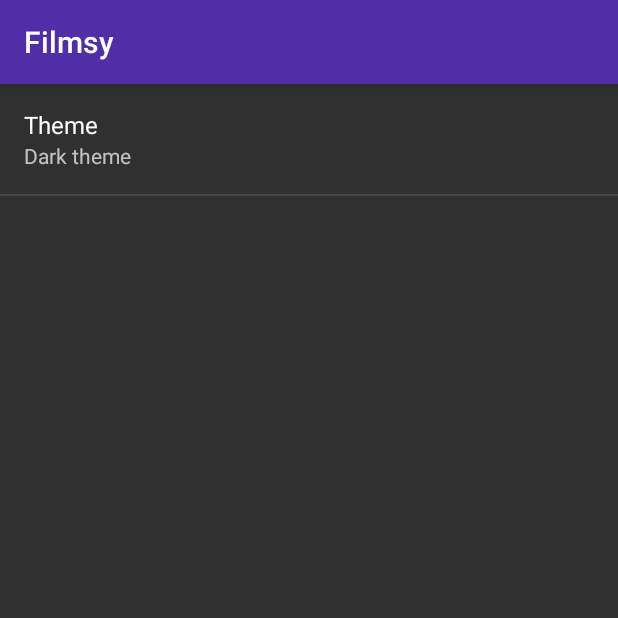
After one commit to bskup/filmsy, an Android app: the SettingsActivity screen opened directly, with no data from a screen before it, on a phone screen of 412 x 824 dp, the top half of it. The commit adds this screen. Run offline under Robolectric (Android 15) with nearby library versions, the phone set to English and light mode, and no system bars.

Commit message:
Initial themes update

```diff
--- a/app/build.gradle
+++ b/app/build.gradle
@@ -25,8 +25,10 @@ dependencies {
         exclude group: 'com.android.support', module: 'support-annotations'
     })
     compile 'com.android.support.constraint:constraint-layout:1.0.2'
-    testCompile 'junit:junit:4.12'
     compile 'com.android.support:appcompat-v7:26.0.0-alpha1'
     compile 'com.android.support:recyclerview-v7:26.0.0-alpha1'
     compile 'com.squareup.picasso:picasso:2.5.2'
+    compile 'com.android.support:design:26.0.0-alpha1'
+    compile 'com.aurelhubert:ahbottomnavigation:2.0.6'
+    testCompile 'junit:junit:4.12'
 }
--- a/app/src/main/AndroidManifest.xml
+++ b/app/src/main/AndroidManifest.xml
@@ -1,6 +1,7 @@
 <?xml version="1.0" encoding="utf-8"?>
 <manifest xmlns:android="http://schemas.android.com/apk/res/android"
           package="com.bskup.filmsy">
+
     <uses-permission android:name="android.permission.INTERNET"/>
 
     <application
@@ -9,7 +10,7 @@
         android:label="@string/app_name"
         android:roundIcon="@mipmap/ic_launcher_round"
         android:supportsRtl="true"
-        android:theme="@style/AppTheme">
+        android:theme="@style/AppThemeDark">
         <activity android:name=".MainActivity">
             <intent-filter>
                 <action android:name="android.intent.action.MAIN"/>
@@ -17,6 +18,8 @@
                 <category android:name="android.intent.category.LAUNCHER"/>
             </intent-filter>
         </activity>
+        <activity android:name=".SettingsActivity">
+        </activity>
     </application>
 
 </manifest>
--- a/app/src/main/java/com/bskup/filmsy/FilmAdapter.java
+++ b/app/src/main/java/com/bskup/filmsy/FilmAdapter.java
@@ -20,8 +20,8 @@ public class FilmAdapter extends RecyclerView.Adapter<FilmAdapter.FilmAdapterVie
 
     private static final String LOG_TAG = FilmAdapter.class.getSimpleName();
 
-    /* Base image url using w500 as the size */
-    private final String TMD_BASE_IMAGE_URL = "http://image.tmdb.org/t/p/w500";
+    /* Base image url using w342 as the size */
+    private final String TMD_BASE_IMAGE_URL = "http://image.tmdb.org/t/p/w342";
 
     /* Context passed in via constructor, used with Picasso */
     private Context mContext;
--- /dev/null
+++ b/app/src/main/java/com/bskup/filmsy/SettingsActivity.java
@@ -0,0 +1,103 @@
+package com.bskup.filmsy;
+
+import android.content.SharedPreferences;
+import android.preference.ListPreference;
+import android.preference.Preference;
+import android.preference.PreferenceFragment;
+import android.preference.PreferenceManager;
+import android.support.annotation.Nullable;
+import android.support.v7.app.AppCompatActivity;
+import android.os.Bundle;
+import android.util.Log;
+
+public class SettingsActivity extends AppCompatActivity {
+
+    /* Tag for log messages */
+    public static String LOG_TAG = SettingsActivity.class.getName();
+
+    @Override
+    protected void onCreate(@Nullable Bundle savedInstanceState) {
+        super.onCreate(savedInstanceState);
+
+        // Theme change based on preference
+        String themeName = PreferenceManager.getDefaultSharedPreferences(this)
+                .getString("theme", "AppThemeDark");
+        Log.v(LOG_TAG, "value for theme String in settingsactivity oncreate: " + themeName);
+        if (themeName.equals("AppThemeLight")) {
+            setTheme(R.style.AppThemeLight);
+        } else if (themeName.equals("AppThemeDark")) {
+            setTheme(R.style.AppThemeDark);
+        }
+
+        setContentView(R.layout.activity_settings);
+    }
+
+    public static class FilmPreferenceFragment extends PreferenceFragment implements Preference.OnPreferenceChangeListener, SharedPreferences.OnSharedPreferenceChangeListener {
+
+        /* Boolean whether preferences have changed or not */
+        public static Boolean mPreferencesChanged = false;
+
+        @Override
+        public void onCreate(Bundle savedInstanceState) {
+            super.onCreate(savedInstanceState);
+
+            Log.v(LOG_TAG, "mPreferencesChanged in oncreate: " + mPreferencesChanged);
+
+            addPreferencesFromResource(R.xml.settings_main);
+            /* Find the shared preferences and set listener on them */
+            /* Listen for change of the theme preference */
+            SharedPreferences sharedPreferences = getPreferenceScreen().getSharedPreferences();
+            sharedPreferences.registerOnSharedPreferenceChangeListener(this);
+
+            Preference theme = findPreference(getString(R.string.settings_theme_key));
+            bindPreferenceSummaryToValue(theme);
+        }
+
+        @Override
+        public void onSharedPreferenceChanged(SharedPreferences sharedPreferences, String key) {
+            if (key.equals("theme")) {
+                /* If theme preference changed, recreate the activity */
+                getActivity().recreate();
+            }
+            mPreferencesChanged = true;
+            Log.v(LOG_TAG, "onSharedPreferenceChanged called");
+            Log.v(LOG_TAG, "mPreferencesChanged: " + mPreferencesChanged);
+        }
+
+        @Override
+        public void onStop() {
+            super.onStop();
+            /* Find the shared preferences and set listener on them */
+            /* Listen for change of the theme preference */
+            SharedPreferences sharedPreferences = getPreferenceScreen().getSharedPreferences();
+            sharedPreferences.unregisterOnSharedPreferenceChangeListener(this);
+        }
+
+        @Override
+        public boolean onPreferenceChange(Preference preference, Object newValue) {
+            String stringValue = newValue.toString();
+            if (preference instanceof ListPreference) {
+                ListPreference listPreference = (ListPreference) preference;
+                int prefIndex = listPreference.findIndexOfValue(stringValue);
+                if (prefIndex >= 0) {
+                    CharSequence[] labels = listPreference.getEntries();
+                    preference.setSummary(labels[prefIndex]);
+                }
+            } else {
+                preference.setSummary(stringValue);
+            }
+            return true;
+        }
+
+        /* Set listener implemented in other methods in this class onto preference */
+        /* Read current value of the preference stored in SharedPreferences on the device */
+        /* Create String to set as new preference summary, we just use the key name for now */
+        /* Call onPreferenceChange passing in our preference and new summary String */
+        private void bindPreferenceSummaryToValue(Preference preference) {
+            preference.setOnPreferenceChangeListener(this);
+            SharedPreferences preferences = PreferenceManager.getDefaultSharedPreferences(preference.getContext());
+            String preferenceSummaryString = preferences.getString(preference.getKey(), "");
+            onPreferenceChange(preference, preferenceSummaryString);
+        }
+    }
+}
--- a/app/src/main/java/com/bskup/filmsy/util/NetworkUtils.java
+++ b/app/src/main/java/com/bskup/filmsy/util/NetworkUtils.java
@@ -24,7 +24,7 @@ public class NetworkUtils {
     private static final String TMD_TOP_RATED_ENDPOINT =
             "/top_rated";
     /** API Key - REMOVE FROM PUBLICLY-SHARED CODE */
-    private static final String apiKey = "REMOVED_FOR_PUBLIC_CODE_SHARING";
+    private static final String apiKey = "REMOVED_FOR_SHARING";
 
     final static String API_KEY_PARAM = "api_key";
 
--- a/app/src/main/res/layout/film_list_item.xml
+++ b/app/src/main/res/layout/film_list_item.xml
@@ -2,7 +2,7 @@
 <FrameLayout xmlns:android="http://schemas.android.com/apk/res/android"
               android:orientation="vertical"
               android:layout_width="match_parent"
-              android:layout_height="match_parent">
+              android:layout_height="250dp">
 
     <ImageView
         android:id="@+id/iv_poster"
--- /dev/null
+++ b/app/src/main/res/values/arrays.xml
@@ -0,0 +1,12 @@
+<?xml version="1.0" encoding="utf-8"?>
+<resources>
+    <string-array name="settings_theme_labels">
+        <item>@string/settings_theme_dark_label</item>
+        <item>@string/settings_theme_light_label</item>
+    </string-array>
+
+    <string-array name="settings_theme_values">
+        <item>@string/settings_theme_dark_value</item>
+        <item>@string/settings_theme_light_value</item>
+    </string-array>
+</resources>
--- /dev/null
+++ b/app/src/main/res/values/attrs.xml
@@ -0,0 +1,6 @@
+<?xml version="1.0" encoding="utf-8"?>
+<resources>
+    <attr name="bottomNavBg" format="reference"/>
+    <attr name="bottomNavActive" format="reference"/>
+    <attr name="bottomNavInactive" format="reference"/>
+</resources>
--- a/app/src/main/res/values/colors.xml
+++ b/app/src/main/res/values/colors.xml
@@ -1,6 +1,21 @@
 <?xml version="1.0" encoding="utf-8"?>
 <resources>
-    <color name="colorPrimary">#3F51B5</color>
-    <color name="colorPrimaryDark">#303F9F</color>
-    <color name="colorAccent">#FF4081</color>
+    <color name="light_colorPrimary">#3F51B5</color>
+    <color name="light_colorPrimaryDark">#303F9F</color>
+    <color name="light_colorAccent">#FF4081</color>
+    <color name="light_bottomNavBg">#3F51B5</color>
+    <color name="light_bottomNavActive">#FF4081</color>
+    <color name="light_bottomNavInactive">#FFFFFF</color>
+    /* MD 700 */
+    <color name="dark_colorPrimary">#512DA8</color>
+    /* MD 900 */
+    <color name="dark_colorPrimaryDark">#311B92</color>
+    /* MD A100 */
+    <color name="dark_colorAccent">#FFFF8D</color>
+    /* MD 900 */
+    <color name="dark_bottomNavBg">#212121</color>
+    /* MD A100 */
+    <color name="dark_bottomNavActive">#FFFF8D</color>
+    /* MD 500 */
+    <color name="dark_bottomNavInactive">#9E9E9E</color>
 </resources>
--- a/app/src/main/res/values/strings.xml
+++ b/app/src/main/res/values/strings.xml
@@ -1,3 +1,11 @@
 <resources>
     <string name="app_name">Filmsy</string>
+    <string name="settings_theme_label">Theme</string>
+    <string name="settings_theme_key">theme</string>
+    <string name="settings_theme_light_label">Light theme</string>
+    <string name="settings_theme_dark_label">Dark theme</string>
+    <string name="settings_theme_light_value">AppThemeLight</string>
+    <string name="settings_theme_dark_value">AppThemeDark</string>
+    <string name="settings_theme_default">AppThemeDark</string>
+    <string name="settings_title">Settings</string>
 </resources>
--- a/app/src/main/res/values/styles.xml
+++ b/app/src/main/res/values/styles.xml
@@ -1,11 +1,25 @@
 <resources>
 
     <!-- Base application theme. -->
-    <style name="AppTheme" parent="Theme.AppCompat.Light.DarkActionBar">
+    <style name="AppThemeLight" parent="Theme.AppCompat.Light.DarkActionBar">
         <!-- Customize your theme here. -->
-        <item name="colorPrimary">@color/colorPrimary</item>
-        <item name="colorPrimaryDark">@color/colorPrimaryDark</item>
-        <item name="colorAccent">@color/colorAccent</item>
+        <item name="colorPrimary">@color/light_colorPrimary</item>
+        <item name="colorPrimaryDark">@color/light_colorPrimaryDark</item>
+        <item name="colorAccent">@color/light_colorAccent</item>
+        <item name="bottomNavBg">@color/light_bottomNavBg</item>
+        <item name="bottomNavActive">@color/light_bottomNavActive</item>
+        <item name="bottomNavInactive">@color/light_bottomNavInactive</item>
+    </style>
+
+    <!-- Dark theme. -->
+    <style name="AppThemeDark" parent="Theme.AppCompat">
+        <!-- Customize your theme here. -->
+        <item name="colorPrimary">@color/dark_colorPrimary</item>
+        <item name="colorPrimaryDark">@color/dark_colorPrimaryDark</item>
+        <item name="colorAccent">@color/dark_colorAccent</item>
+        <item name="bottomNavBg">@color/dark_bottomNavBg</item>
+        <item name="bottomNavActive">@color/dark_bottomNavActive</item>
+        <item name="bottomNavInactive">@color/dark_bottomNavInactive</item>
     </style>
 
 </resources>
--- /dev/null
+++ b/app/src/main/res/xml/settings_main.xml
@@ -0,0 +1,15 @@
+<?xml version="1.0" encoding="utf-8"?>
+<PreferenceScreen
+    xmlns:android="http://schemas.android.com/apk/res/android"
+    android:layout_width="match_parent"
+    android:layout_height="match_parent"
+    android:title="@string/settings_title">
+
+    <ListPreference
+        android:defaultValue="@string/settings_theme_default"
+        android:entries="@array/settings_theme_labels"
+        android:entryValues="@array/settings_theme_values"
+        android:key="@string/settings_theme_key"
+        android:title="@string/settings_theme_label"/>
+
+</PreferenceScreen>
```
Also changed, not shown: app/src/main/java/com/bskup/filmsy/MainActivity.java (+61 -5 lines), app/src/main/res/layout/activity_main.xml (+17 -8 lines), app/src/main/res/layout/activity_settings.xml (added, +9 -0 lines), app/src/main/res/menu/bottom_nav_main.xml (added, +23 -0 lines).
